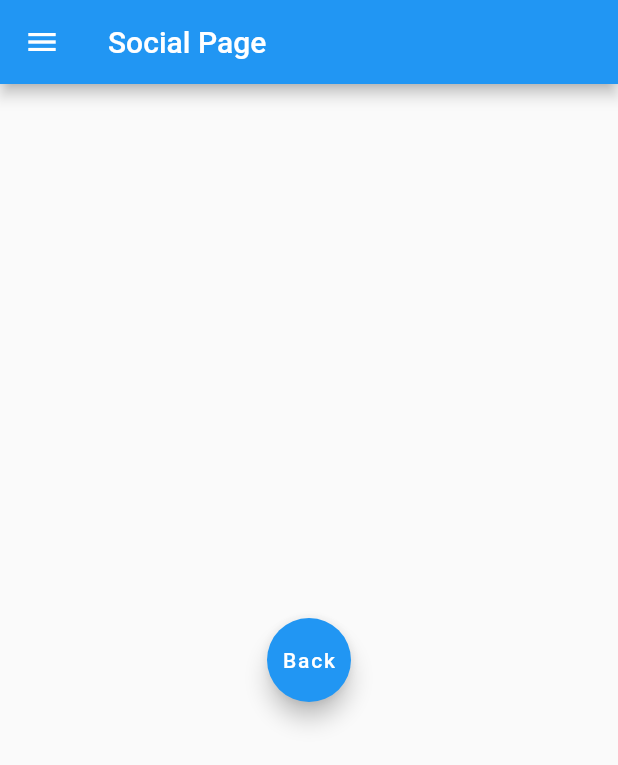
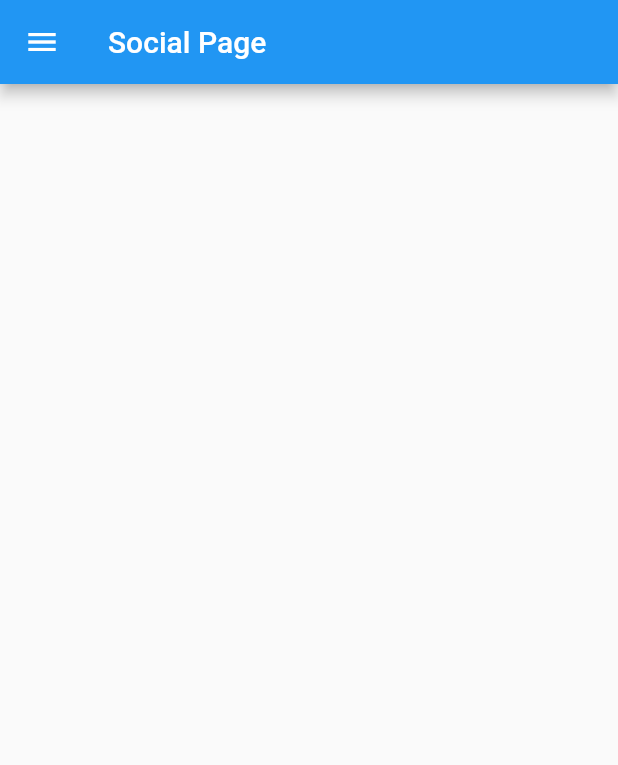
Before and after one commit to Jaime-Mora/bee_you, a Flutter app: the SocialPage screen opened by its route, on a phone screen of 412 x 824 dp. Shown: the top 765 px of the screen. Run offline on Flutter 3.47's test engine with Material 2 defaults, Android fonts, the light colour scheme and no system bars.

Commit message:
Eliminacion de los botones Back

```diff
--- a/lib/pages/social_page.dart
+++ b/lib/pages/social_page.dart
@@ -1,3 +1,5 @@
+// ignore_for_file: prefer_const_constructors
+
 import 'package:bee_you/pages/widgets/widget_drawer.dart';
 import 'package:flutter/material.dart';
 
@@ -12,18 +14,12 @@ class _SocialPageState extends State<SocialPage> {
   @override
   Widget build(BuildContext context) {
     return SafeArea(
-        child: Scaffold(
-      appBar: AppBar(
-        title: Text('Social Page'),
-      ),
-      drawer: MenuLateral(),
-      body: Center(
-          child: FloatingActionButton(
-        child: Text('Back'),
-        onPressed: () {
-          Navigator.of(context).pop();
-        },
-      )),
-    ));
+      child: Scaffold(
+          appBar: AppBar(
+            title: Text('Social Page'),
+          ),
+          drawer: MenuLateral(),
+          body: Center()),
+    );
   }
 }
--- a/lib/routes/pages.dart
+++ b/lib/routes/pages.dart
@@ -1,3 +1,5 @@
+// ignore_for_file: prefer_const_constructors
+
 import 'package:bee_you/pages/configuration_page.dart';
 import 'package:bee_you/pages/emergencyCall_page.dart';
 import 'package:bee_you/pages/login_app.dart';
--- a/lib/routes/routes.dart
+++ b/lib/routes/routes.dart
@@ -1,3 +1,5 @@
+// ignore_for_file: constant_identifier_names
+
 abstract class Routes {
   static const String HomePage = '/home_page';
   static const String Login = '/login_app';
```
Also changed, not shown: lib/pages/configuration_page.dart (+8 -13 lines), lib/pages/emergencyCall_page.dart (+2 -7 lines), lib/pages/profile_page.dart (+3 -8 lines).
